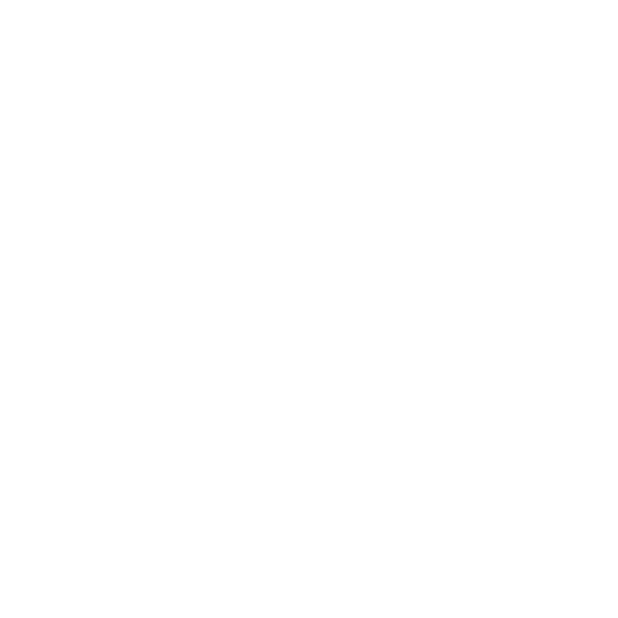
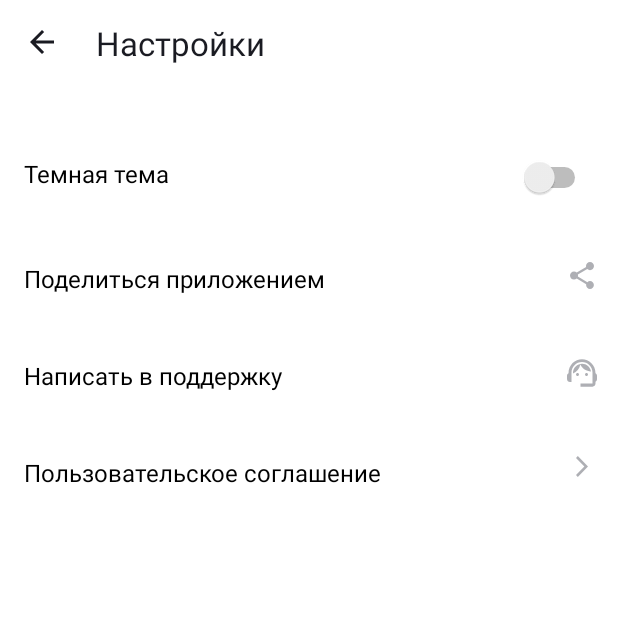
Before and after one commit to DimaK21/PlaylistMaker, an Android app: the SettingsActivity screen opened directly, with no data from a screen before it, on a phone screen of 412 x 824 dp, the top half of it. Before the commit the part shown is empty. Run offline under Robolectric (Android 15) with nearby library versions, the phone set to English and light mode, and no system bars.

Commit message:
activity_settings.xml

```diff
--- /dev/null
+++ b/app/src/main/res/drawable/left_arrow.xml
@@ -0,0 +1,9 @@
+<vector xmlns:android="http://schemas.android.com/apk/res/android"
+    android:width="16dp"
+    android:height="16dp"
+    android:viewportWidth="16"
+    android:viewportHeight="16">
+  <path
+      android:pathData="M16,7H3.83L9.42,1.41L8,0L0,8L8,16L9.41,14.59L3.83,9H16V7Z"
+      android:fillColor="#1A1B22"/>
+</vector>
--- /dev/null
+++ b/app/src/main/res/drawable/right_arrow.xml
@@ -0,0 +1,9 @@
+<vector xmlns:android="http://schemas.android.com/apk/res/android"
+    android:width="8dp"
+    android:height="14dp"
+    android:viewportWidth="8"
+    android:viewportHeight="14">
+  <path
+      android:pathData="M0,12.748L1.213,14L8,7L1.213,0L0,1.252L5.573,7L0,12.748Z"
+      android:fillColor="#AEAFB4"/>
+</vector>
--- /dev/null
+++ b/app/src/main/res/drawable/share.xml
@@ -0,0 +1,9 @@
+<vector xmlns:android="http://schemas.android.com/apk/res/android"
+    android:width="16dp"
+    android:height="18dp"
+    android:viewportWidth="16"
+    android:viewportHeight="18">
+  <path
+      android:pathData="M13.333,12.723C12.658,12.723 12.053,12.994 11.591,13.419L5.253,9.669C5.298,9.461 5.333,9.253 5.333,9.036C5.333,8.819 5.298,8.611 5.253,8.404L11.52,4.69C12,5.142 12.631,5.422 13.333,5.422C14.809,5.422 16,4.211 16,2.711C16,1.211 14.809,0 13.333,0C11.858,0 10.667,1.211 10.667,2.711C10.667,2.928 10.702,3.136 10.747,3.343L4.48,7.057C4,6.605 3.369,6.325 2.667,6.325C1.191,6.325 0,7.536 0,9.036C0,10.536 1.191,11.747 2.667,11.747C3.369,11.747 4,11.467 4.48,11.015L10.809,14.774C10.764,14.964 10.738,15.163 10.738,15.361C10.738,16.816 11.902,18 13.333,18C14.764,18 15.929,16.816 15.929,15.361C15.929,13.907 14.764,12.723 13.333,12.723Z"
+      android:fillColor="#AEAFB4"/>
+</vector>
--- /dev/null
+++ b/app/src/main/res/drawable/support.xml
@@ -0,0 +1,18 @@
+<vector xmlns:android="http://schemas.android.com/apk/res/android"
+    android:width="20dp"
+    android:height="19dp"
+    android:viewportWidth="20"
+    android:viewportHeight="19">
+  <path
+      android:pathData="M19,9.32C19,3.83 14.74,0.1 10,0.1C5.31,0.1 1,3.75 1,9.38C0.4,9.72 0,10.36 0,11.1V13.1C0,14.2 0.9,15.1 2,15.1H3V9C3,5.13 6.13,2 10,2C13.87,2 17,5.13 17,9V16.1H9V18.1H17C18.1,18.1 19,17.2 19,16.1V14.88C19.59,14.57 20,13.96 20,13.24V10.94C20,10.24 19.59,9.63 19,9.32Z"
+      android:fillColor="#AEAFB4"/>
+  <path
+      android:pathData="M7,11.1C7.552,11.1 8,10.652 8,10.1C8,9.548 7.552,9.1 7,9.1C6.448,9.1 6,9.548 6,10.1C6,10.652 6.448,11.1 7,11.1Z"
+      android:fillColor="#AEAFB4"/>
+  <path
+      android:pathData="M13,11.1C13.552,11.1 14,10.652 14,10.1C14,9.548 13.552,9.1 13,9.1C12.448,9.1 12,9.548 12,10.1C12,10.652 12.448,11.1 13,11.1Z"
+      android:fillColor="#AEAFB4"/>
+  <path
+      android:pathData="M16,8.13C15.52,5.28 13.04,3.1 10.05,3.1C7.02,3.1 3.76,5.61 4.02,9.55C6.49,8.54 8.35,6.34 8.88,3.66C10.19,6.29 12.88,8.1 16,8.13Z"
+      android:fillColor="#AEAFB4"/>
+</vector>
--- a/app/src/main/res/layout/activity_settings.xml
+++ b/app/src/main/res/layout/activity_settings.xml
@@ -8,4 +8,119 @@
     android:orientation="vertical"
     tools:context=".SettingsActivity">
 
+    <LinearLayout
+        android:layout_width="match_parent"
+        android:layout_height="wrap_content"
+        android:orientation="horizontal">
+
+        <ImageView
+            android:layout_width="wrap_content"
+            android:layout_height="wrap_content"
+            android:src="@drawable/left_arrow"
+            android:layout_marginLeft="20dp"
+            android:layout_marginTop="20dp"
+            app:tint="@color/app_black" />
+
+        <TextView
+            android:layout_width="wrap_content"
+            android:layout_height="wrap_content"
+            android:text="@string/settings"
+            android:textColor="@color/app_black"
+            android:layout_marginTop="14dp"
+            android:layout_marginLeft="28dp"
+            android:textSize="@dimen/main_text_size"/>
+    </LinearLayout>
+
+    <FrameLayout
+        android:layout_width="match_parent"
+        android:layout_height="wrap_content"
+        android:layout_marginTop="40dp"
+        android:paddingVertical="@dimen/settings_padding_vert"
+        android:paddingStart="@dimen/settings_padding_start"
+        android:paddingEnd="18dp">
+
+        <TextView
+            android:layout_width="wrap_content"
+            android:layout_height="wrap_content"
+            android:layout_gravity="start"
+            android:text="@string/dark_mode"
+            android:textSize="@dimen/settings_text_size"
+            android:textColor="@color/black"/>
+
+        <Switch
+            android:layout_width="wrap_content"
+            android:layout_height="wrap_content"
+            android:layout_gravity="end"
+            tools:ignore="UseSwitchCompatOrMaterialXml" />
+    </FrameLayout>
+
+    <FrameLayout
+        android:layout_width="match_parent"
+        android:layout_height="wrap_content"
+        android:paddingVertical="@dimen/settings_padding_vert"
+        android:paddingStart="@dimen/settings_padding_start"
+        android:paddingEnd="16dp">
+
+        <TextView
+            android:layout_width="wrap_content"
+            android:layout_height="wrap_content"
+            android:layout_gravity="start"
+            android:text="@string/share"
+            android:textSize="@dimen/settings_text_size"
+            android:textColor="@color/black"/>
+
+        <ImageView
+            android:layout_width="wrap_content"
+            android:layout_height="wrap_content"
+            android:src="@drawable/share"
+            android:layout_gravity="end"
+            app:tint="@color/settings" />
+    </FrameLayout>
+
+    <FrameLayout
+        android:layout_width="match_parent"
+        android:layout_height="wrap_content"
+        android:paddingVertical="@dimen/settings_padding_vert"
+        android:paddingStart="@dimen/settings_padding_start"
+        android:paddingEnd="14dp">
+
+        <TextView
+            android:layout_width="wrap_content"
+            android:layout_height="wrap_content"
+            android:layout_gravity="start"
+            android:text="@string/support"
+            android:textSize="@dimen/settings_text_size"
+            android:textColor="@color/black"/>
+
+        <ImageView
+            android:layout_width="wrap_content"
+            android:layout_height="wrap_content"
+            android:src="@drawable/support"
+            android:layout_gravity="end"
+            app:tint="@color/settings" />
+    </FrameLayout>
+
+    <FrameLayout
+        android:layout_width="match_parent"
+        android:layout_height="wrap_content"
+        android:paddingVertical="@dimen/settings_padding_vert"
+        android:paddingStart="@dimen/settings_padding_start"
+        android:paddingEnd="20dp">
+
+        <TextView
+            android:layout_width="wrap_content"
+            android:layout_height="wrap_content"
+            android:layout_gravity="start"
+            android:text="@string/user_agreement"
+            android:textSize="@dimen/settings_text_size"
+            android:textColor="@color/black"/>
+
+        <ImageView
+            android:layout_width="wrap_content"
+            android:layout_height="wrap_content"
+            android:src="@drawable/right_arrow"
+            android:layout_gravity="end"
+            app:tint="@color/settings" />
+    </FrameLayout>
+
 </LinearLayout>
--- a/app/src/main/res/values/colors.xml
+++ b/app/src/main/res/values/colors.xml
@@ -5,8 +5,9 @@
     <color name="purple_700">#FF3700B3</color>
     <color name="teal_200">#FF03DAC5</color>
     <color name="teal_700">#FF018786</color>
-    <color name="black">#FF000000</color>
+    <color name="black">#000000</color>
     <color name="white">#FFFFFFFF</color>
     <color name="main_background">#3772E7</color>
     <color name="app_black">#1A1B22</color>
+    <color name="settings">#AEAFB4</color>
 </resources>
--- a/app/src/main/res/values/dimens.xml
+++ b/app/src/main/res/values/dimens.xml
@@ -6,4 +6,7 @@
     <dimen name="button_corner_radius">16dp</dimen>
     <dimen name="button_icon_padding">10dp</dimen>
     <dimen name="button_top">16dp</dimen>
+    <dimen name="settings_text_size">16sp</dimen>
+    <dimen name="settings_padding_vert">21dp</dimen>
+    <dimen name="settings_padding_start">16dp</dimen>
 </resources>
--- a/app/src/main/res/values/strings.xml
+++ b/app/src/main/res/values/strings.xml
@@ -3,4 +3,8 @@
     <string name="search">Поиск</string>
     <string name="media">Медиатека</string>
     <string name="settings">Настройки</string>
+    <string name="dark_mode">Темная тема</string>
+    <string name="share">Поделиться приложением</string>
+    <string name="support">Написать в поддержку</string>
+    <string name="user_agreement">Пользовательское соглашение</string>
 </resources>
```
